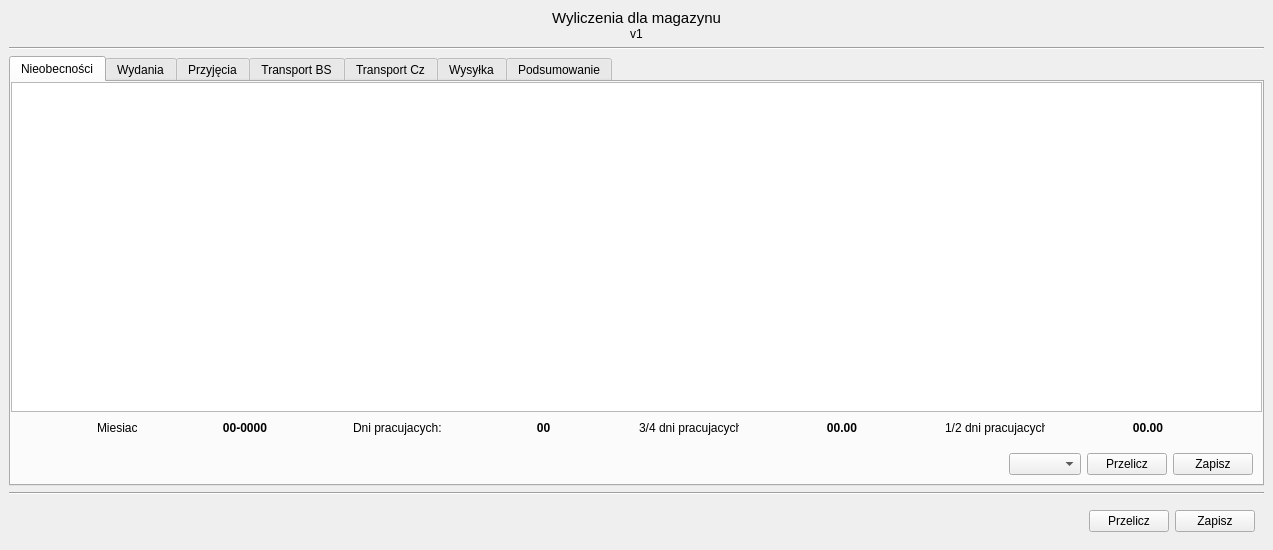
Before: the Qt Designer form Forms/wyliczeniaForm_mag.ui in kolomir/place_v2, drawn with Qt 5.
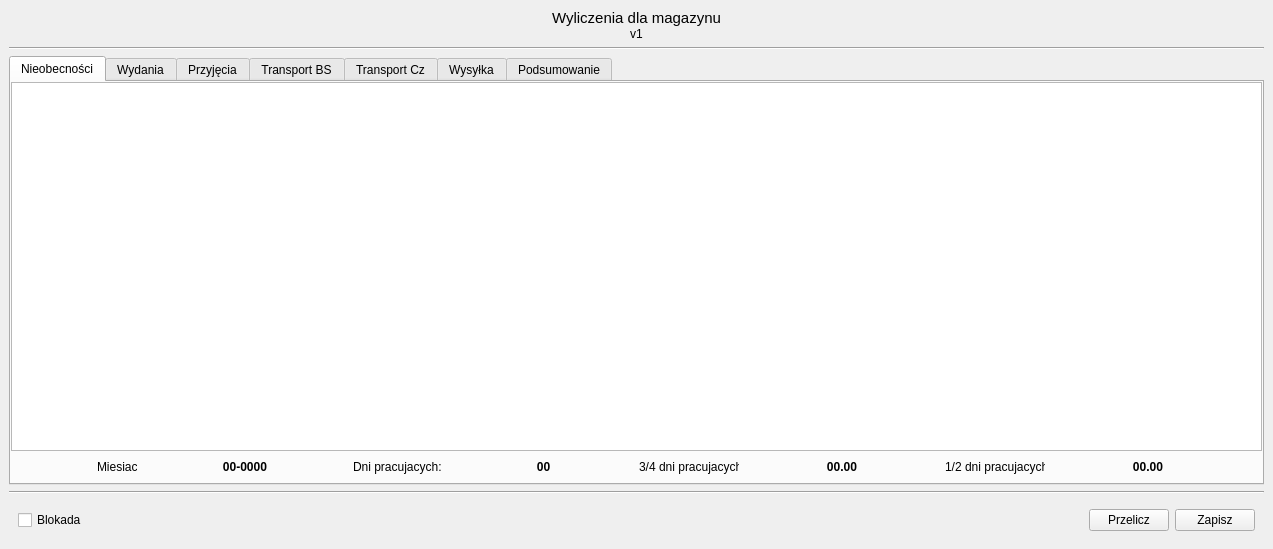
After: the same form once the commit is applied. Icons and pictures are not drawn.

What changed in the file:
```diff
--- a/Forms/wyliczeniaForm_mag.ui
+++ b/Forms/wyliczeniaForm_mag.ui
@@ -7,7 +7,7 @@
     <x>0</x>
     <y>0</y>
     <width>1273</width>
-    <height>550</height>
+    <height>549</height>
    </rect>
   </property>
   <property name="windowTitle">
@@ -283,42 +283,6 @@
                </layout>
               </widget>
              </item>
-             <item>
-              <widget class="QWidget" name="widget_4" native="true">
-               <layout class="QHBoxLayout" name="horizontalLayout">
-                <item>
-                 <spacer name="horizontalSpacer">
-                  <property name="orientation">
-                   <enum>Qt::Horizontal</enum>
-                  </property>
-                  <property name="sizeHint" stdset="0">
-                   <size>
-                    <width>589</width>
-                    <height>20</height>
-                   </size>
-                  </property>
-                 </spacer>
-                </item>
-                <item>
-                 <widget class="QComboBox" name="combo_miesiacNieobecnosci"/>
-                </item>
-                <item>
-                 <widget class="QPushButton" name="btn_przeliczNieobecnosci">
-                  <property name="text">
-                   <string>Przelicz</string>
-                  </property>
-                 </widget>
-                </item>
-                <item>
-                 <widget class="QPushButton" name="btn_zapiszNieobecnosci">
-                  <property name="text">
-                   <string>Zapisz</string>
-                  </property>
-                 </widget>
-                </item>
-               </layout>
-              </widget>
-             </item>
             </layout>
            </widget>
           </item>
@@ -1517,6 +1481,13 @@
       <item>
        <widget class="QWidget" name="widget_29" native="true">
         <layout class="QHBoxLayout" name="horizontalLayout_21">
+         <item>
+          <widget class="QCheckBox" name="check_blokada">
+           <property name="text">
+            <string>Blokada</string>
+           </property>
+          </widget>
+         </item>
          <item>
           <spacer name="horizontalSpacer_19">
            <property name="orientation">
```
Left out of the diff: 161 changed lines with no effect on the pictures.
